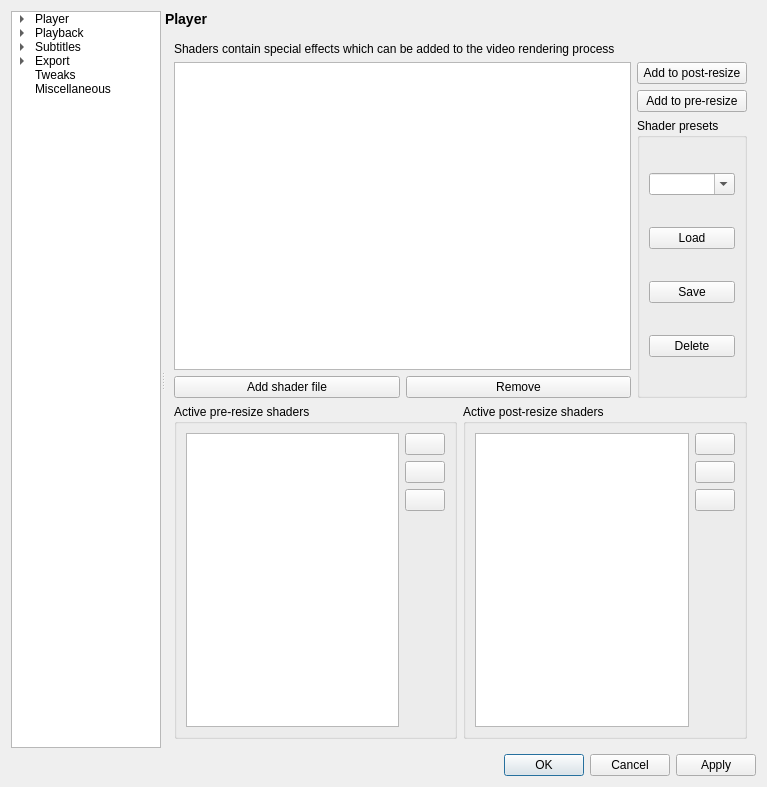
Old version of the form settingswindow.ui in the repository mpc-qt/mpc-qt.
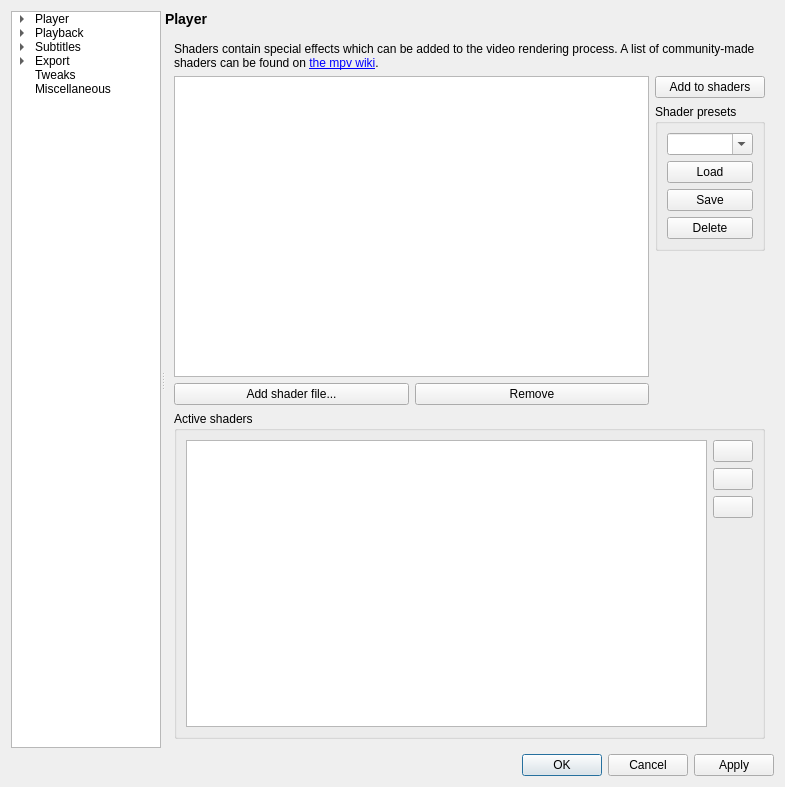
New version of the form. The open tabs and pages were chosen to show the change.

Commit message:
settingswindow.ui: prefer user-shaders over pre/post-shaders
Remove post-shaders and pre-shaders list, and replace with a single
active shader list.  There is a movement in mpv to make the shader
interface generic and thereby move complicated logic out to userland;
thus the so-called user-shaders vo parameter.  This is arguably removing
access to the pre/post shaders options, which may be inconvenient, but
people should be rewriting their pre/post-shaders into user-shaders
anyway, so let's encourage that a little.

Patch:
```diff
--- a/settingswindow.ui
+++ b/settingswindow.ui
@@ -6,7 +6,7 @@
    <rect>
     <x>0</x>
     <y>0</y>
-    <width>767</width>
+    <width>785</width>
     <height>787</height>
    </rect>
   </property>
@@ -3788,16 +3788,22 @@
           </layout>
          </widget>
          <widget class="QWidget" name="shadersPage">
-          <layout class="QVBoxLayout" name="verticalLayout_18">
+          <layout class="QVBoxLayout" name="verticalLayout_14">
            <item>
             <widget class="QLabel" name="label_10">
              <property name="text">
-              <string>Shaders contain special effects which can be added to the video rendering process</string>
+              <string>Shaders contain special effects which can be added to the video rendering process.  A list of community-made shaders can be found on &lt;a href=&quot;https://github.com/mpv-player/mpv/wiki/User-Scripts&quot;&gt;the mpv wiki&lt;/a&gt;.</string>
+             </property>
+             <property name="wordWrap">
+              <bool>true</bool>
+             </property>
+             <property name="openExternalLinks">
+              <bool>true</bool>
              </property>
             </widget>
            </item>
            <item>
-            <layout class="QHBoxLayout" name="horizontalLayout_5">
+            <layout class="QHBoxLayout" name="horizontalLayout_3">
              <item>
               <layout class="QVBoxLayout" name="verticalLayout_17">
                <item>
@@ -3808,7 +3814,7 @@
                  <item>
                   <widget class="QPushButton" name="shadersAdd">
                    <property name="text">
-                    <string>Add shader file</string>
+                    <string>Add shader file...</string>
                    </property>
                   </widget>
                  </item>
@@ -3828,14 +3834,7 @@
                <item>
                 <widget class="QPushButton" name="shadersAddToPostResize">
                  <property name="text">
-                  <string>Add to post-resize</string>
-                 </property>
-                </widget>
-               </item>
-               <item>
-                <widget class="QPushButton" name="shadersAddToPreResize">
-                 <property name="text">
-                  <string>Add to pre-resize</string>
+                  <string>Add to shaders</string>
                  </property>
                 </widget>
                </item>
@@ -3876,16 +3875,27 @@
                  </layout>
                 </widget>
                </item>
-              </layout>
-             </item>
-            </layout>
-           </item>
            <item>
-            <layout class="QHBoxLayout" name="horizontalLayout_6">
+                <spacer name="verticalSpacer_6">
+                 <property name="orientation">
+                  <enum>Qt::Vertical</enum>
+                 </property>
+                 <property name="sizeHint" stdset="0">
+                  <size>
+                   <width>20</width>
+                   <height>40</height>
+                  </size>
+                 </property>
+                </spacer>
+               </item>
+              </layout>
+             </item>
+            </layout>
+           </item>
              <item>
               <widget class="QGroupBox" name="groupBox_14">
                <property name="title">
-                <string>Active pre-resize shaders</string>
+              <string>Active shaders</string>
                </property>
                <layout class="QHBoxLayout" name="horizontalLayout_2">
                 <item>
@@ -3931,58 +3941,6 @@
                 </item>
                </layout>
               </widget>
-             </item>
-             <item>
-              <widget class="QGroupBox" name="groupBox_15">
-               <property name="title">
-                <string>Active post-resize shaders</string>
-               </property>
-               <layout class="QHBoxLayout" name="horizontalLayout_3">
-                <item>
-                 <widget class="QListWidget" name="shadersPostResizeList"/>
-                </item>
-                <item>
-                 <layout class="QVBoxLayout" name="verticalLayout_14">
-                  <item>
-                   <widget class="QPushButton" name="shadersPostResizeUp">
-                    <property name="text">
-                     <string/>
-                    </property>
-                   </widget>
-                  </item>
-                  <item>
-                   <widget class="QPushButton" name="shadersPostResizeDown">
-                    <property name="text">
-                     <string/>
-                    </property>
-                   </widget>
-                  </item>
-                  <item>
-                   <widget class="QPushButton" name="shadersPostResizeRemove">
-                    <property name="text">
-                     <string/>
-                    </property>
-                   </widget>
-                  </item>
-                  <item>
-                   <spacer name="verticalSpacer_6">
-                    <property name="orientation">
-                     <enum>Qt::Vertical</enum>
-                    </property>
-                    <property name="sizeHint" stdset="0">
-                     <size>
-                      <width>20</width>
-                      <height>40</height>
-                     </size>
-                    </property>
-                   </spacer>
-                  </item>
-                 </layout>
-                </item>
-               </layout>
-              </widget>
-             </item>
-            </layout>
            </item>
           </layout>
          </widget>
```
Left out of the diff: 18 changed lines with no effect on the pictures. Lines whose indentation alone changed are shown as unchanged.
